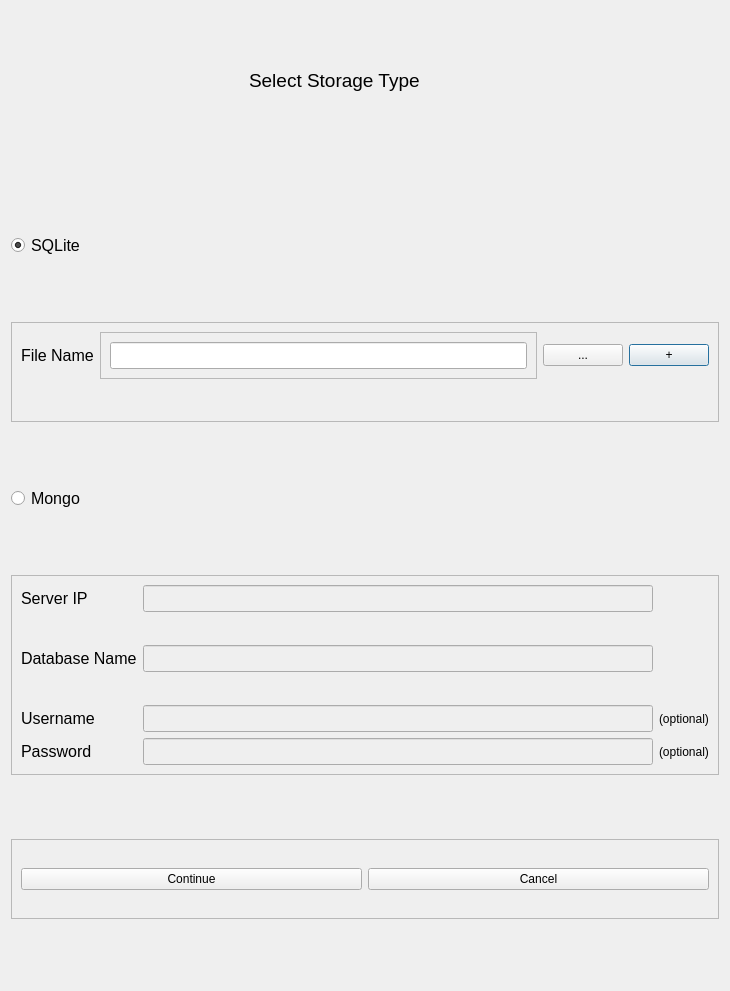
Old version of the form Ui/Create_storage.ui in the repository ZILINYE/PyBill.
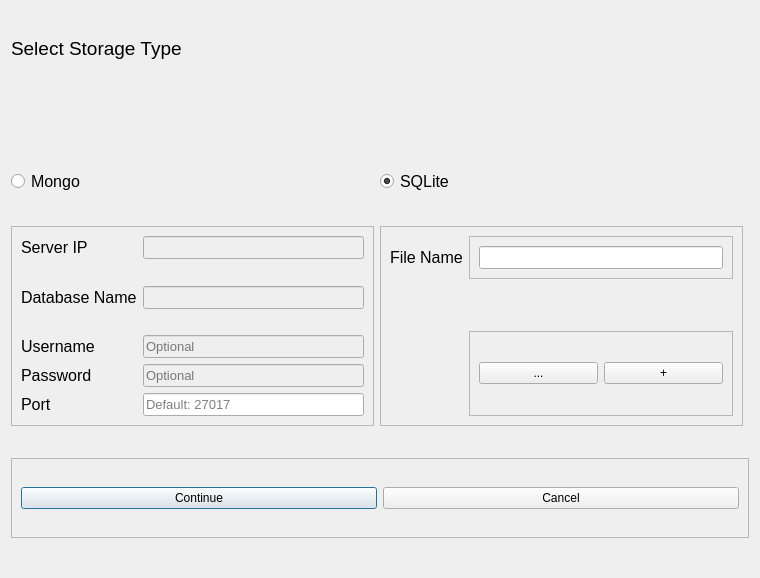
New version of the form. Icons and pictures are not drawn.

What changed in the file:
```diff
--- a/Ui/Create_storage.ui
+++ b/Ui/Create_storage.ui
@@ -6,8 +6,8 @@
    <rect>
     <x>0</x>
     <y>0</y>
-    <width>730</width>
-    <height>991</height>
+    <width>760</width>
+    <height>578</height>
    </rect>
   </property>
   <property name="windowTitle">
@@ -22,7 +22,42 @@
    <string notr="true"/>
   </property>
   <layout class="QGridLayout" name="gridLayout_5">
-   <item row="5" column="0" colspan="3">
+   <item row="8" column="0" colspan="3">
+    <widget class="QFrame" name="frame">
+     <property name="maximumSize">
+      <size>
+       <width>16777215</width>
+       <height>80</height>
+      </size>
+     </property>
+     <property name="frameShape">
+      <enum>QFrame::StyledPanel</enum>
+     </property>
+     <property name="frameShadow">
+      <enum>QFrame::Raised</enum>
+     </property>
+     <layout class="QGridLayout" name="gridLayout_4">
+      <item row="0" column="0">
+       <widget class="QPushButton" name="Save">
+        <property name="enabled">
+         <bool>true</bool>
+        </property>
+        <property name="text">
+         <string>Continue</string>
+        </property>
+       </widget>
+      </item>
+      <item row="0" column="1">
+       <widget class="QPushButton" name="cancel">
+        <property name="text">
+         <string>Cancel</string>
+        </property>
+       </widget>
+      </item>
+     </layout>
+    </widget>
+   </item>
+   <item row="5" column="0">
     <widget class="QFrame" name="frame_3">
      <property name="maximumSize">
       <size>
@@ -56,7 +91,7 @@
         </property>
         <property name="font">
          <font>
-          <pointsize>12</pointsize>
+          <pointsize>10</pointsize>
          </font>
         </property>
        </widget>
@@ -77,30 +112,6 @@
         </property>
        </widget>
       </item>
-      <item row="2" column="0">
-       <widget class="QLabel" name="label_7">
-        <property name="font">
-         <font>
-          <pointsize>12</pointsize>
-         </font>
-        </property>
-        <property name="text">
-         <string>Database Name</string>
-        </property>
-       </widget>
-      </item>
-      <item row="2" column="1">
-       <widget class="QLineEdit" name="mongo_dbname">
-        <property name="enabled">
-         <bool>false</bool>
-        </property>
-        <property name="font">
-         <font>
-          <pointsize>12</pointsize>
-         </font>
-        </property>
-       </widget>
-      </item>
       <item row="3" column="1">
        <widget class="QLabel" name="Mongo_err1">
         <property name="enabled">
@@ -136,15 +147,35 @@
         </property>
         <property name="font">
          <font>
+          <pointsize>10</pointsize>
+         </font>
+        </property>
+        <property name="placeholderText">
+         <string>Optional</string>
+        </property>
+       </widget>
+      </item>
+      <item row="2" column="1">
+       <widget class="QLineEdit" name="mongo_dbname">
+        <property name="enabled">
+         <bool>false</bool>
+        </property>
+        <property name="font">
+         <font>
+          <pointsize>10</pointsize>
+         </font>
+        </property>
+       </widget>
+      </item>
+      <item row="2" column="0">
+       <widget class="QLabel" name="label_7">
+        <property name="font">
+         <font>
           <pointsize>12</pointsize>
          </font>
         </property>
-       </widget>
-      </item>
-      <item row="4" column="2">
-       <widget class="QLabel" name="label_8">
         <property name="text">
-         <string>(optional)</string>
+         <string>Database Name</string>
         </property>
        </widget>
       </item>
@@ -167,29 +198,45 @@
         </property>
         <property name="font">
          <font>
+          <pointsize>10</pointsize>
+         </font>
+        </property>
+        <property name="placeholderText">
+         <string>Optional</string>
+        </property>
+       </widget>
+      </item>
+      <item row="6" column="1">
+       <widget class="QLineEdit" name="mongo_port">
+        <property name="font">
+         <font>
+          <pointsize>10</pointsize>
+         </font>
+        </property>
+        <property name="placeholderText">
+         <string>Default: 27017</string>
+        </property>
+       </widget>
+      </item>
+      <item row="6" column="0">
+       <widget class="QLabel" name="label_3">
+        <property name="font">
+         <font>
           <pointsize>12</pointsize>
+          <weight>50</weight>
+          <bold>false</bold>
          </font>
         </property>
-       </widget>
-      </item>
-      <item row="5" column="2">
-       <widget class="QLabel" name="label_9">
         <property name="text">
-         <string>(optional)</string>
+         <string>Port</string>
         </property>
        </widget>
       </item>
      </layout>
     </widget>
    </item>
-   <item row="3" column="0" colspan="3">
+   <item row="5" column="1">
     <widget class="QFrame" name="frame_2">
-     <property name="maximumSize">
-      <size>
-       <width>16777215</width>
-       <height>100</height>
-      </size>
-     </property>
      <property name="frameShape">
       <enum>QFrame::StyledPanel</enum>
      </property>
@@ -197,7 +244,7 @@
       <enum>QFrame::Raised</enum>
      </property>
      <layout class="QGridLayout" name="gridLayout">
-      <item row="0" column="1">
+      <item row="1" column="1">
        <widget class="QFrame" name="frame_4">
         <property name="frameShape">
          <enum>QFrame::StyledPanel</enum>
@@ -208,9 +255,15 @@
         <layout class="QGridLayout" name="gridLayout_3">
          <item row="0" column="0">
           <widget class="QLineEdit" name="sql_filename">
+           <property name="minimumSize">
+            <size>
+             <width>0</width>
+             <height>0</height>
+            </size>
+           </property>
            <property name="font">
             <font>
-             <pointsize>12</pointsize>
+             <pointsize>10</pointsize>
             </font>
            </property>
           </widget>
@@ -218,7 +271,7 @@
         </layout>
        </widget>
       </item>
-      <item row="0" column="0">
+      <item row="1" column="0">
        <widget class="QLabel" name="label_2">
         <property name="font">
          <font>
@@ -230,21 +283,7 @@
         </property>
        </widget>
       </item>
-      <item row="0" column="4">
-       <widget class="QPushButton" name="db_button_new">
-        <property name="text">
-         <string>+</string>
-        </property>
-       </widget>
-      </item>
-      <item row="0" column="3">
-       <widget class="QPushButton" name="db_button_open">
-        <property name="text">
-         <string>...</string>
-        </property>
-       </widget>
-      </item>
-      <item row="1" column="1">
+      <item row="2" column="1">
        <widget class="QLabel" name="Sql_err0">
         <property name="enabled">
          <bool>true</bool>
@@ -266,65 +305,41 @@
         </property>
        </widget>
       </item>
-     </layout>
-    </widget>
-   </item>
-   <item row="6" column="0" colspan="3">
-    <widget class="QFrame" name="frame">
-     <property name="maximumSize">
-      <size>
-       <width>16777215</width>
-       <height>80</height>
-      </size>
-     </property>
-     <property name="frameShape">
-      <enum>QFrame::StyledPanel</enum>
-     </property>
-     <property name="frameShadow">
-      <enum>QFrame::Raised</enum>
-     </property>
-     <layout class="QGridLayout" name="gridLayout_4">
-      <item row="0" column="0">
-       <widget class="QPushButton" name="Save">
-        <property name="enabled">
-         <bool>true</bool>
+      <item row="4" column="1" rowspan="2">
+       <widget class="QFrame" name="frame_5">
+        <property name="minimumSize">
+         <size>
+          <width>0</width>
+          <height>60</height>
+         </size>
         </property>
-        <property name="text">
-         <string>Continue</string>
+        <property name="frameShape">
+         <enum>QFrame::StyledPanel</enum>
         </property>
-       </widget>
-      </item>
-      <item row="0" column="1">
-       <widget class="QPushButton" name="cancel">
-        <property name="text">
-         <string>Cancel</string>
+        <property name="frameShadow">
+         <enum>QFrame::Raised</enum>
         </property>
+        <layout class="QHBoxLayout" name="horizontalLayout">
+         <item>
+          <widget class="QPushButton" name="db_button_open">
+           <property name="text">
+            <string>...</string>
+           </property>
+          </widget>
+         </item>
+         <item>
+          <widget class="QPushButton" name="db_button_new">
+           <property name="text">
+            <string>+</string>
+           </property>
+          </widget>
+         </item>
+        </layout>
        </widget>
       </item>
      </layout>
     </widget>
    </item>
-   <item row="1" column="1">
-    <widget class="QLabel" name="label">
-     <property name="maximumSize">
-      <size>
-       <width>16777215</width>
-       <height>100</height>
-      </size>
-     </property>
-     <property name="font">
-      <font>
-       <pointsize>14</pointsize>
-      </font>
-     </property>
-     <property name="text">
-      <string>Select Storage Type</string>
-     </property>
-     <property name="alignment">
-      <set>Qt::AlignJustify|Qt::AlignTop</set>
-     </property>
-    </widget>
-   </item>
    <item row="4" column="0">
     <widget class="QRadioButton" name="mongo">
      <property name="font">
@@ -337,7 +352,7 @@
      </property>
     </widget>
    </item>
-   <item row="2" column="0">
+   <item row="4" column="1">
     <widget class="QRadioButton" name="sqlite">
      <property name="font">
       <font>
@@ -352,6 +367,30 @@
      </property>
     </widget>
    </item>
+   <item row="1" column="0" colspan="2">
+    <widget class="QLabel" name="label">
+     <property name="maximumSize">
+      <size>
+       <width>16777215</width>
+       <height>100</height>
+      </size>
+     </property>
+     <property name="font">
+      <font>
+       <pointsize>14</pointsize>
+      </font>
+     </property>
+     <property name="layoutDirection">
+      <enum>Qt::LeftToRight</enum>
+     </property>
+     <property name="text">
+      <string>Select Storage Type</string>
+     </property>
+     <property name="alignment">
+      <set>Qt::AlignJustify|Qt::AlignTop</set>
+     </property>
+    </widget>
+   </item>
   </layout>
  </widget>
  <resources>
```
